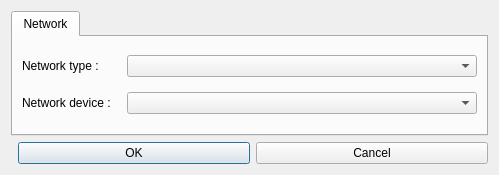
Old version of the form src/qt-ui/HostConfig.ui in the repository sarah-walker-pcem/pcem.
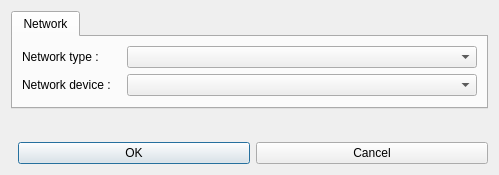
New version of the form.

What changed in the file:
```diff
--- a/src/qt-ui/HostConfig.ui
+++ b/src/qt-ui/HostConfig.ui
@@ -57,6 +57,19 @@
      </widget>
     </widget>
    </item>
+   <item>
+    <spacer name="hostConfigVertSpacer">
+     <property name="orientation">
+      <enum>Qt::Orientation::Vertical</enum>
+     </property>
+     <property name="sizeHint" stdset="0">
+      <size>
+       <width>0</width>
+       <height>0</height>
+      </size>
+     </property>
+    </spacer>
+   </item>
    <item>
     <layout class="QHBoxLayout" name="buttonLayout">
      <item>
```
